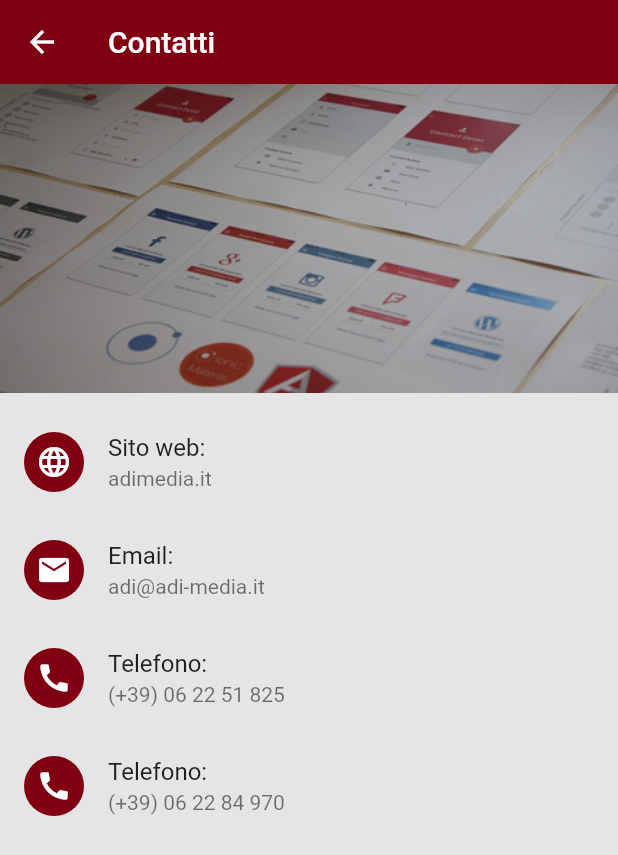
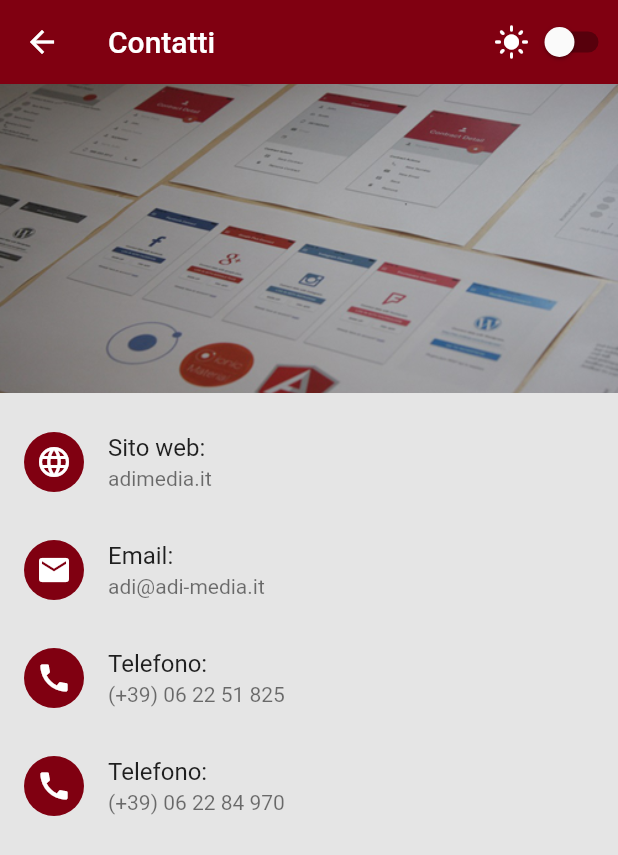
Before and after one commit to theFreeman96/inni-di-lode, a Flutter app: the InfoPage screen opened directly, on a phone screen of 412 x 824 dp. Shown: the top 855 px of the screen. Run offline on Flutter 3.47's test engine with Material 2 defaults, Android fonts, the phone set to English and light mode, and no system bars; our stand-ins replace audioplayers, flutter_html, pdf, share_plus, shared_preferences, sqflite and 2 more; missing offline and left inert: html2md, number_paginator; accounts and stored records are empty.

Commit message:
Moved theme switch to components

```diff
--- /dev/null
+++ b/lib/components/theme_switch.dart
@@ -0,0 +1,29 @@
+import 'package:flutter/material.dart';
+import 'package:provider/provider.dart';
+
+import '../utilities/theme_provider.dart';
+
+class ThemeSwitch extends StatelessWidget {
+  const ThemeSwitch({Key? key}) : super(key: key);
+
+  @override
+  Widget build(BuildContext context) {
+    return Consumer<ThemeProvider>(
+      builder: (context, themeProvider, child) {
+        return Row(
+          children: [
+            Icon(
+              themeProvider.isDarkMode ? Icons.dark_mode : Icons.light_mode,
+            ),
+            Switch(
+              onChanged: (value) {
+                themeProvider.toggleTheme();
+              },
+              value: themeProvider.isDarkMode,
+            ),
+          ],
+        );
+      },
+    );
+  }
+}
--- a/lib/screens/authors/aut_detail.dart
+++ b/lib/screens/authors/aut_detail.dart
@@ -3,6 +3,7 @@ import 'package:provider/provider.dart';
 
 import '/utilities/constants.dart';
 import '/utilities/theme_provider.dart';
+import '/components/theme_switch.dart';
 import '/components/detail_list.dart';
 import '/data/models.dart';
 import '/data/queries.dart';
@@ -272,6 +273,7 @@ class _AutDetailState extends State<AutDetail> {
               ],
             ),
           ),
+          const ThemeSwitch(),
         ],
       ),
       body: DetailList(
--- a/lib/screens/categories/cat_detail.dart
+++ b/lib/screens/categories/cat_detail.dart
@@ -3,6 +3,7 @@ import 'package:provider/provider.dart';
 
 import '/utilities/constants.dart';
 import '/utilities/theme_provider.dart';
+import '/components/theme_switch.dart';
 import '/components/detail_list.dart';
 import '/data/models.dart';
 import '/data/queries.dart';
@@ -321,6 +322,7 @@ class _CatDetailState extends State<CatDetail> {
               ],
             ),
           ),
+          const ThemeSwitch(),
         ],
       ),
       body: DetailList(
--- a/lib/screens/info/info_page.dart
+++ b/lib/screens/info/info_page.dart
@@ -1,6 +1,7 @@
 import 'package:flutter/material.dart';
 
 import '/components/page_header.dart';
+import '/components/theme_switch.dart';
 
 import 'info_body.dart';
 
@@ -23,6 +24,9 @@ class InfoPage extends StatelessWidget {
             Navigator.of(context).pop();
           },
         ),
+        actions: const [
+          ThemeSwitch(),
+        ],
       ),
       body: orientation == Orientation.portrait
           ? NestedScrollView(
```
Also changed, not shown: lib/screens/editor/editor.dart (+3 -22 lines), lib/screens/songs/songs_detail.dart (+3 -20 lines).
